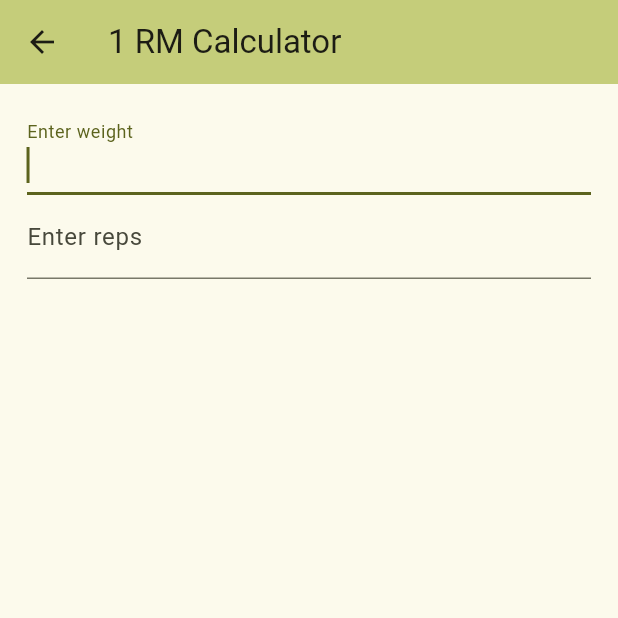
After one commit to yashrastogi/SetLog, a Flutter app: the OneRMCalculatorScreen screen opened directly, on a phone screen of 412 x 824 dp, the top half of it. The commit adds this screen. Run offline on Flutter 3.47's test engine with Material 2 defaults, Android fonts, the phone set to English and light mode, and no system bars; our stand-ins replace fl_chart, flutter_styled_toast, shared_preferences; accounts and stored records are empty.

Commit message:
Add 1rm calculator

```diff
--- a/lib/accessories/exercise_input.dart
+++ b/lib/accessories/exercise_input.dart
@@ -23,9 +23,7 @@ class _ExerciseInputDialogState extends State<ExerciseInputDialog> {
         decoration: const InputDecoration(labelText: "Exercise Name"),
       ),
       actions: [
-        Row(
-            mainAxisAlignment: MainAxisAlignment.spaceBetween,
-            children: [
+        Row(mainAxisAlignment: MainAxisAlignment.spaceBetween, children: [
           Expanded(
             child: ElevatedButton(
               onPressed: () {
--- /dev/null
+++ b/lib/accessories/one_rm_calculator.dart
@@ -0,0 +1,129 @@
+import 'package:flutter/material.dart';
+import 'package:flutter/services.dart';
+import 'package:setlog/accessories/record_input.dart';
+
+class OneRMCalculatorScreen extends StatefulWidget {
+  const OneRMCalculatorScreen({Key? key}) : super(key: key);
+
+  @override
+  _OneRMCalculatorScreenState createState() => _OneRMCalculatorScreenState();
+}
+
+class _OneRMCalculatorScreenState extends State<OneRMCalculatorScreen> {
+  final _weightController = TextEditingController();
+  final _repsController = TextEditingController();
+
+  var repMaxes = [];
+
+  @override
+  void dispose() {
+    _weightController.dispose();
+    _repsController.dispose();
+    super.dispose();
+  }
+
+  @override
+  Widget build(BuildContext context) {
+    return Scaffold(
+      appBar: AppBar(
+        backgroundColor: Theme.of(context).colorScheme.inversePrimary,
+        title: const Text("1 RM Calculator"),
+      ),
+      body: Center(
+        child: Padding(
+          padding: const EdgeInsets.all(18),
+          child: Column(
+            children: [
+              TextField(
+                controller: _weightController,
+                autofocus: true,
+                keyboardType: const TextInputType.numberWithOptions(decimal: true),
+                inputFormatters: [DecimalTextFormatter()],
+                onChanged: (value) {
+                  calculateRepMaxes();
+                },
+                decoration: const InputDecoration(labelText: "Enter weight"),
+              ),
+              TextField(
+                controller: _repsController,
+                keyboardType: TextInputType.number,
+                inputFormatters: [FilteringTextInputFormatter.digitsOnly],
+                onChanged: (value) {
+                  calculateRepMaxes();
+                },
+                decoration: const InputDecoration(labelText: "Enter reps"),
+              ),
+              Expanded(
+                child: ListView.builder(
+                  itemCount: repMaxes.length,
+                  itemBuilder: (context, index) {
+                    return ListTile(
+                      contentPadding: const EdgeInsets.all(0),
+                      title: Text("${repMaxes[index][0]} RM: ${repMaxes[index][1].toStringAsFixed(2)} kg"),
+                    );
+                  },
+                ),
+              ),
+            ],
+          ),
+        ),
+      ),
+    );
+  }
+
+  void calculateRepMaxes() {
+    final weight = double.tryParse(_weightController.text) ?? 0.0;
+    final reps = int.tryParse(_repsController.text) ?? 0;
+
+    if (weight > 0 && reps > 0) {
+      repMaxes.clear();
+      for (var i in [1, 2, 4, 6, 8, 10]) {
+        repMaxes.add([i, oneRMCalculator(weight, reps, i)]);
+      }
+      setState(() {});
+    }
+  }
+
+  double oneRMCalculator(double weight, int reps, int rm) {
+    Map<int, double> weights = {
+      1: 1,
+      2: 0.95,
+      4: 0.9,
+      6: 0.85,
+      8: 0.8,
+      10: 0.75,
+      12: 0.7,
+      16: 0.65,
+      20: 0.6,
+      24: 0.55,
+      30: 0.5
+    };
+    double? oneRM;
+    if (weights.containsKey(reps)) {
+      oneRM = weight / weights[reps]!;
+    } else {
+      int? lowerRepRange;
+      int? higherRepRange;
+      for (int i = reps; i < reps + 7; i++) {
+        if (weights.containsKey(i)) {
+          higherRepRange = i;
+          break;
+        }
+      }
+      for (int i = reps; i > reps - 7; i--) {
+        if (weights.containsKey(i)) {
+          lowerRepRange = i;
+          break;
+        }
+      }
+      if (reps > 30) {
+        lowerRepRange = 30;
+        higherRepRange = 30;
+      }
+      double maxAtLower = weight / weights[lowerRepRange]!;
+      double maxAtHigher = weight / weights[higherRepRange]!;
+      oneRM = (maxAtHigher + maxAtLower) / 2;
+    }
+    return oneRM * weights[rm]!;
+  }
+}
--- a/lib/main.dart
+++ b/lib/main.dart
@@ -14,7 +14,7 @@ class App extends StatelessWidget {
     return MaterialApp(
       title: title,
       theme: ThemeData(
-        colorScheme: ColorScheme.fromSeed(seedColor: Colors.amber),
+        colorScheme: ColorScheme.fromSeed(seedColor: Colors.lime),
         useMaterial3: true,
       ),
       home: const SplashScreen(title: title),
```
Also changed, not shown: lib/home.dart (+17 -1 lines). Lines whose indentation alone changed are shown as unchanged.
